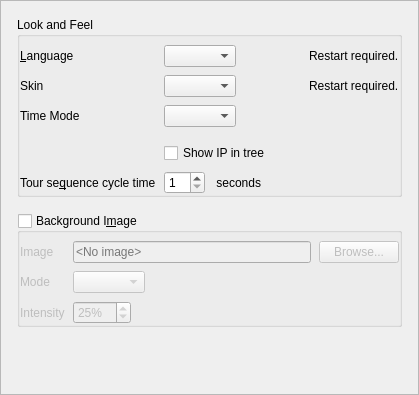
Qt form client/src/ui/widgets/local_settings/look_and_feel_preferences_widget.ui (networkoptix/nx_open) before a commit.
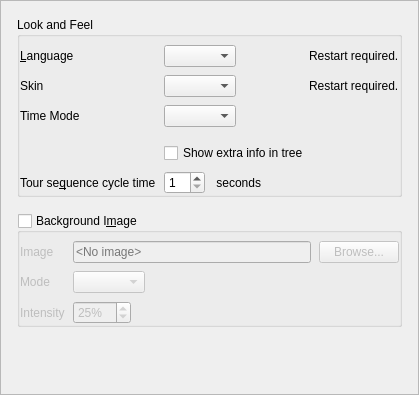
The same form after that commit. Custom widgets are drawn as their Qt base class.

What changed in the file:
```diff
--- a/client/src/ui/widgets/local_settings/look_and_feel_preferences_widget.ui
+++ b/client/src/ui/widgets/local_settings/look_and_feel_preferences_widget.ui
@@ -202,7 +202,7 @@
           <item row="4" column="1">
            <widget class="QCheckBox" name="showIpInTreeCheckBox">
             <property name="text">
-             <string>Show IP in tree</string>
+             <string>Show extra info in tree</string>
             </property>
            </widget>
           </item>
```
